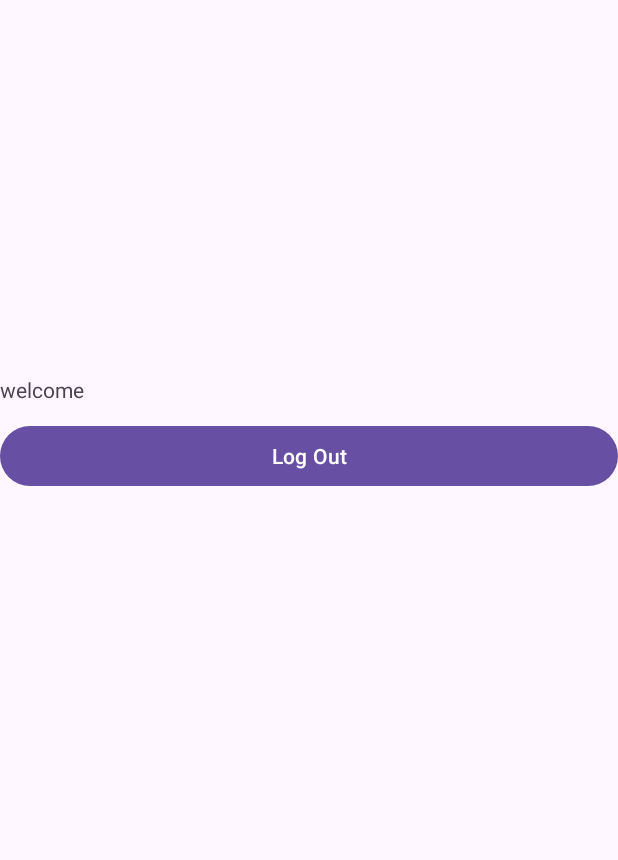
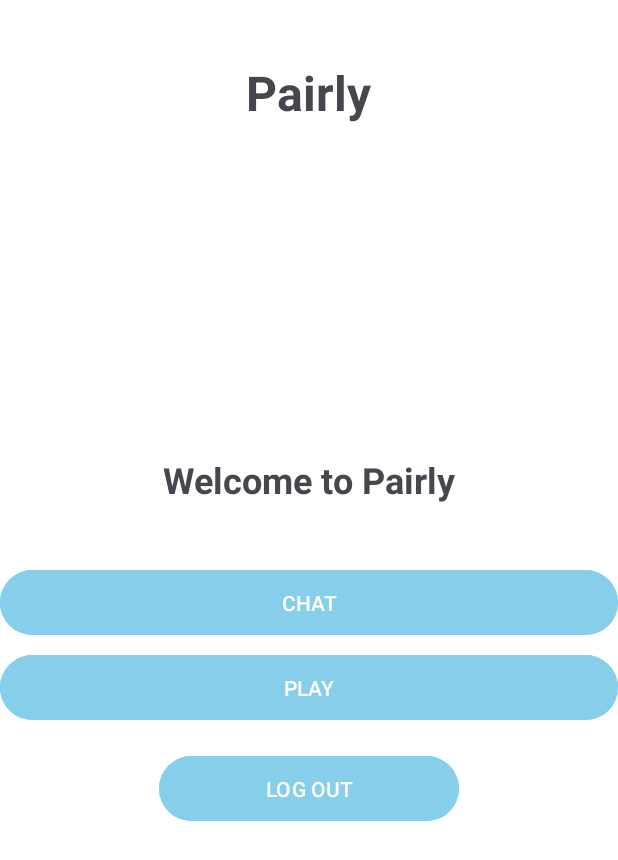
Before and after one commit to vishalyadav-77/pairly, an Android app: the HomeActivity screen opened directly, with no data from a screen before it, on a phone screen of 412 x 824 dp. Shown: the top 860 px of the screen. Run offline under Robolectric (Android 15) with nearby library versions, the phone set to English and light mode, and no system bars; our stand-ins replace Firebase (no records; nobody signed in at launch, a user with empty details on screens opened directly); 1 statement that could not run was skipped.

Commit message:
Improved the UI

```diff
--- a/app/src/main/java/com/fashion/fashionapp/ChatListActivity.kt
+++ b/app/src/main/java/com/fashion/fashionapp/ChatListActivity.kt
@@ -143,6 +143,7 @@ class ChatAdapter(private val onChatClick: (Chat) -> Unit) :
                             user?.profileImageUrl?.let { url ->
                                 Glide.with(itemView.context)
                                     .load(url)
+                                    .placeholder(R.drawable.account_icon)
                                     .circleCrop()
                                     .into(profileImage)
                             }
--- a/app/src/main/res/drawable/account_icon.xml
+++ b/app/src/main/res/drawable/account_icon.xml
@@ -1,4 +1,4 @@
-<vector xmlns:android="http://schemas.android.com/apk/res/android" android:height="24dp" android:tint="#747373" android:viewportHeight="24" android:viewportWidth="24" android:width="24dp">
+<vector xmlns:android="http://schemas.android.com/apk/res/android" android:height="24dp" android:tint="#87CEEB" android:viewportHeight="24" android:viewportWidth="24" android:width="24dp">
 
     <path android:fillColor="@color/black" android:pathData="M12,2C6.48,2 2,6.48 2,12s4.48,10 10,10s10,-4.48 10,-10S17.52,2 12,2zM12,6c1.93,0 3.5,1.57 3.5,3.5S13.93,13 12,13s-3.5,-1.57 -3.5,-3.5S10.07,6 12,6zM12,20c-2.03,0 -4.43,-0.82 -6.14,-2.88C7.55,15.8 9.68,15 12,15s4.45,0.8 6.14,2.12C16.43,19.18 14.03,20 12,20z"/>
 
--- a/app/src/main/res/layout/activity_chat_list.xml
+++ b/app/src/main/res/layout/activity_chat_list.xml
@@ -8,7 +8,7 @@
         android:id="@+id/toolbar"
         android:layout_width="match_parent"
         android:layout_height="?attr/actionBarSize"
-        android:background="?attr/colorPrimary"
+        android:background="#87CEEB"
         android:elevation="4dp"
         android:theme="@style/ThemeOverlay.AppCompat.Dark.ActionBar">
 
@@ -26,7 +26,7 @@
             android:layout_gravity="end"
             android:layout_marginEnd="16dp"
             android:background="?attr/selectableItemBackgroundBorderless"
-            android:src="@android:drawable/ic_input_add"
+            android:src="@drawable/person_add"
             android:contentDescription="Add User" />
     </androidx.appcompat.widget.Toolbar>
 
--- a/app/src/main/res/layout/activity_home.xml
+++ b/app/src/main/res/layout/activity_home.xml
@@ -4,26 +4,68 @@
     xmlns:tools="http://schemas.android.com/tools"
     android:id="@+id/main"
     android:orientation="vertical"
-    android:padding="15dp"
     android:layout_width="match_parent"
     android:layout_height="match_parent"
+    android:padding="24dp"
+    android:background="@android:color/white"
     tools:context=".HomeActivity">
 
-    <TextView
-        android:layout_marginTop="250dp"
-        android:id="@+id/welcomeText"
-        android:layout_width="80dp"
-        android:layout_height="30dp"
-        android:text="welcome"
-        app:layout_constraintBottom_toBottomOf="parent"
-        app:layout_constraintEnd_toEndOf="parent"
-        app:layout_constraintStart_toStartOf="parent"
-        app:layout_constraintTop_toTopOf="parent"
-        app:layout_constraintVertical_bias="0.364" />
-    <Button
-        android:text="Log Out"
-        android:layout_width="match_parent"
-        android:layout_height="wrap_content"
-        android:id="@+id/buttonLogOut"/>
+        <TextView
+            android:layout_width="wrap_content"
+            android:layout_height="wrap_content"
+            android:text="Pairly"
+            android:textSize="32sp"
+            android:textStyle="bold"
+            android:layout_gravity="center_horizontal"
+            android:layout_marginTop="40dp"/>
+
+        <TextView
+            android:id="@+id/welcomeText"
+            android:layout_width="wrap_content"
+            android:layout_height="wrap_content"
+            android:text="Welcome to Pairly"
+            android:textSize="24sp"
+            android:textStyle="bold"
+            android:layout_gravity="center_horizontal"
+            android:layout_marginTop="220dp"/>
+
+        <LinearLayout
+            android:layout_gravity="center_horizontal"
+            android:layout_width="match_parent"
+            android:layout_height="wrap_content"
+            android:orientation="vertical"
+            android:layout_marginTop="40dp">
+
+            <Button
+                android:id="@+id/chatButton"
+                android:layout_width="match_parent"
+                android:layout_height="wrap_content"
+                android:text="CHAT"
+                android:padding="12dp"
+                android:visibility="visible"
+                android:backgroundTint="#87CEEB"
+                android:elevation="8dp"
+                android:layout_marginBottom="5dp"/>
+
+            <Button
+                android:id="@+id/playButton"
+                android:layout_width="match_parent"
+                android:layout_height="wrap_content"
+                android:text="PLAY"
+                android:padding="12dp"
+                android:backgroundTint="#87CEEB"
+                android:elevation="8dp"
+                android:layout_marginBottom="16dp"/>
+
+            <Button
+                android:layout_gravity="center"
+                android:id="@+id/buttonLogOut"
+                android:layout_width="200dp"
+                android:layout_height="wrap_content"
+                android:text="LOG OUT"
+                android:backgroundTint="#87CEEB"
+                android:elevation="8dp"
+                android:padding="12dp"/>
+        </LinearLayout>
 
 </LinearLayout>
--- a/app/src/main/res/values/themes.xml
+++ b/app/src/main/res/values/themes.xml
@@ -1,9 +1,12 @@
 <resources xmlns:tools="http://schemas.android.com/tools">
     <!-- Base application theme. -->
-    <style name="Base.Theme.FashionApp" parent="Theme.Material3.DayNight.NoActionBar">
+<!--    <style name="Base.Theme.FashionApp" parent="Theme.Material3.DayNight.NoActionBar">-->
+    <style name="Theme.FashionApp" parent="Theme.Material3.DayNight.NoActionBar">
         <!-- Customize your light theme here. -->
         <!-- <item name="colorPrimary">@color/my_light_primary</item> -->
+        <item name="android:statusBarColor">#87CEEB</item>
+
     </style>
 
-    <style name="Theme.FashionApp" parent="Base.Theme.FashionApp" />
+<!--    <style name="Theme.FashionApp" parent="Base.Theme.FashionApp" />-->
 </resources>
```
Also changed, not shown: app/src/main/java/com/fashion/fashionapp/ChatActivity.kt (+8 -0 lines), app/src/main/java/com/fashion/fashionapp/LoginActivity.kt (+12 -14 lines), app/src/main/res/layout/activity_chat.xml (+15 -6 lines), app/src/main/res/layout/activity_loginactivity.xml (+44 -5 lines), app/src/main/res/layout/activity_signup.xml (+43 -11 lines).
